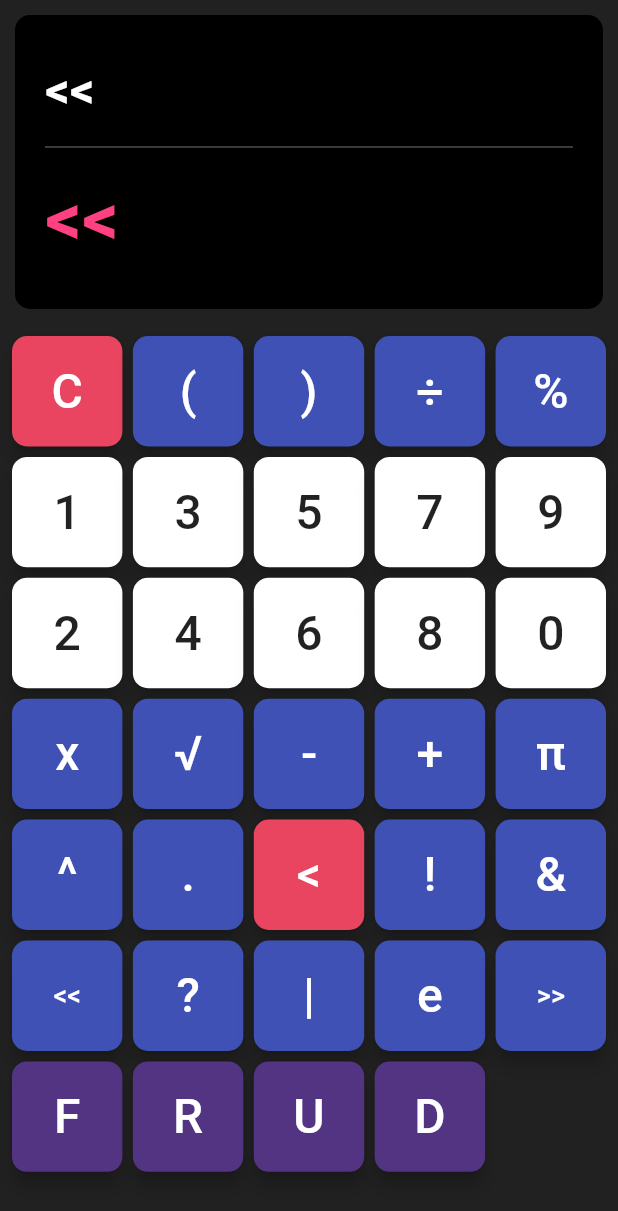
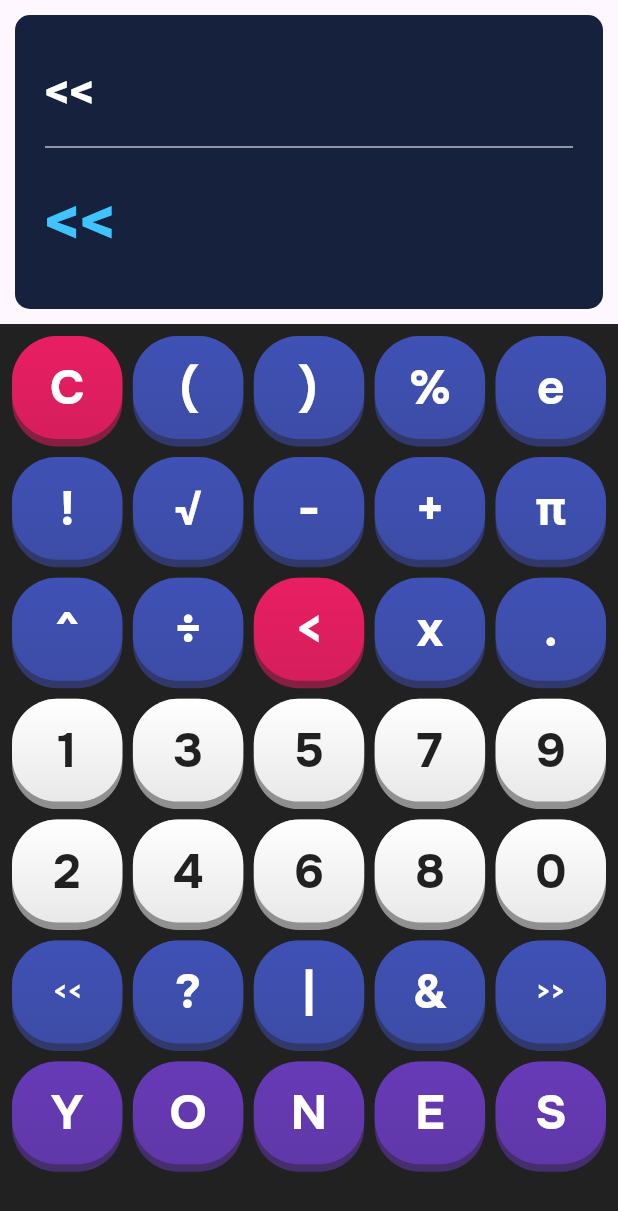
Before and after one commit to YounisMohamed/calculator, a Flutter app: the screen it shows after launch, after a tap on "<<", on a phone screen of 412 x 824 dp. Shown: the top 1211 px of the screen. Run offline on Flutter 3.47's test engine with Material 3 defaults, Android fonts, the phone set to English and light mode, and no system bars; drawn by our look-alikes of nice_buttons; our stand-ins replace google_fonts, math_expressions.

Commit message:
ADDED SOME STYLING

```diff
--- a/lib/calcHome.dart
+++ b/lib/calcHome.dart
@@ -1,8 +1,10 @@
 import 'dart:math' as math;
 
 import 'package:flutter/material.dart';
+import 'package:flutter/services.dart';
 import 'package:google_fonts/google_fonts.dart';
 import 'package:math_expressions/math_expressions.dart';
+import 'package:nice_buttons/nice_buttons.dart';
 
 class CalculatorPage extends StatefulWidget {
   @override
@@ -10,12 +12,12 @@ class CalculatorPage extends StatefulWidget {
 }
 
 class _CalculatorPageState extends State<CalculatorPage> {
-  String _expression = "";
-  String _result = "Hello Younis";
-
   String _evaluateExpression(String expression) {
     try {
       if (expression == "696969") return "Nice <3";
+      if (expression == "682003") return "Thats my birthday <3";
+      if (expression == "6-8-2003") return "Thats my birthday <3";
+
       expression = expression
           .replaceAll('√', "sqrt")
           .replaceAll('π', Number(math.pi).toString())
@@ -226,13 +228,47 @@ class _CalculatorPageState extends State<CalculatorPage> {
     return expression;
   }
 
+  void setTheme(int themeInt) {
+    theme = themeInt;
+  }
+
+  static String name = "YONES";
+  List<String> functionalButtons = name.split("");
+  void PRINT() {
+    print(functionalButtons);
+  }
+
+  String _expression = "";
+  // ${name.substring(0, 1)}${name.substring(1).toLowerCase()}
+  String _result = "Hello Younis";
+  String _savedResult = "";
+
   final Color backgroundColor = const Color(0xFF1A1A2E);
   final Color displayBackgroundColor = const Color(0xFF16213E);
   final Color operatorColor = Colors.indigo;
-  final Color deleteColor = const Color(0xFFE94560);
-  final Color functionColor = const Color(0xFF533483);
+  final Color deleteColor = Colors.pink;
+  final Color functionColor = Colors.deepPurple;
   final Color numberColor = Colors.white;
-  final Color resultColor = const Color(0xFF00FFA3);
+  int theme = 0;
+  final List<Map<String, Color>> themes = [
+    {
+      "displayBackground": const Color(0xFF16213E),
+      "divider": Colors.white70,
+      "expressionText": Colors.white,
+      "resultText": Colors.lightBlueAccent,
+    },
+    {
+      "displayBackground": Colors.greenAccent,
+      "divider": Colors.black87,
+      "expressionText": Colors.black,
+      "resultText": Colors.deepPurple,
+    },
+  ];
+  void _toggleTheme() {
+    setState(() {
+      theme = (theme + 1) % themes.length;
+    });
+  }
 
   List<String> buttons = [
     "7",
@@ -246,6 +282,8 @@ class _CalculatorPageState extends State<CalculatorPage> {
     "3",
     "0",
   ];
+
+  get currentTheme => themes[theme];
 
   Color _getButtonColor(String button) {
     if (button == "C" || button == "<") {
@@ -272,12 +310,7 @@ class _CalculatorPageState extends State<CalculatorPage> {
       ".",
     ].contains(button)) {
       return operatorColor;
-    } else if ([
-      "D",
-      "F",
-      "R",
-      "U",
-    ].contains(button)) {
+    } else if (functionalButtons.contains(button)) {
       return functionColor;
     }
     return numberColor;
@@ -287,14 +320,39 @@ class _CalculatorPageState extends State<CalculatorPage> {
     return !buttons.contains(button);
   }
 
+  void showSnackbar(context, String text) {
+    HapticFeedback.lightImpact();
+    ScaffoldMessenger.of(context).showSnackBar(
+      SnackBar(
+        content: Text(
+          text,
+          textAlign: TextAlign.center,
+          style: GoogleFonts.nunito(),
+        ),
+        backgroundColor: Colors.black,
+        duration: const Duration(milliseconds: 1000),
+      ),
+    );
+  }
+
   @override
   Widget build(BuildContext context) {
     List<String> buttons = [
       "C",
       "(",
       ")",
+      "%",
+      "e",
+      "!",
+      "√",
+      "-",
+      "+",
+      "π",
+      "^",
       "÷",
-      "%",
+      "<",
+      "x",
+      ".",
       "1",
       "3",
       "5",
@@ -305,36 +363,21 @@ class _CalculatorPageState extends State<CalculatorPage> {
       "6",
       "8",
       "0",
-      "x",
-      "√",
-      "-",
-      "+",
-      "π",
-      "^",
-      ".",
-      "<",
-      "!",
-      "&",
       "<<",
       "?",
       "|",
-      "e",
+      "&",
       ">>",
-      "F",
-      "R",
-      "U",
-      "D"
+      ...functionalButtons
     ];
-
     return Scaffold(
-      backgroundColor: Colors.grey[900],
       body: SafeArea(
         child: Column(
           children: [
             // Display for Expression and Result
             Container(
               decoration: BoxDecoration(
-                color: Colors.black,
+                color: currentTheme["displayBackground"],
                 borderRadius: BorderRadius.circular(10),
               ),
               padding: const EdgeInsets.all(20),
@@ -353,12 +396,12 @@ class _CalculatorPageState extends State<CalculatorPage> {
                         style: GoogleFonts.roboto(
                           fontSize: 32,
                           fontWeight: FontWeight.bold,
-                          color: Colors.white,
+                          color: currentTheme["expressionText"],
                         ),
                       ),
                     ),
                   ),
-                  const Divider(thickness: 1, color: Colors.white30),
+                  Divider(thickness: 1, color: currentTheme["divider"]),
                   Container(
                     alignment: Alignment.centerLeft,
                     height: 80,
@@ -368,9 +411,11 @@ class _CalculatorPageState extends State<CalculatorPage> {
                       child: Text(
                         _result,
                         style: GoogleFonts.roboto(
-                          fontSize: 48,
+                          fontSize: (48 - (_result.length))
+                              .clamp(24.0, 48.0)
+                              .toDouble(),
                           fontWeight: FontWeight.bold,
-                          color: Colors.pinkAccent,
+                          color: currentTheme["resultText"],
                         ),
                       ),
                     ),
@@ -378,15 +423,15 @@ class _CalculatorPageState extends State<CalculatorPage> {
                 ],
               ),
             ),
-            // Buttons Grid
             Expanded(
               child: Container(
                 padding: const EdgeInsets.all(8),
-                color: Colors.grey[900],
+                color: Colors.black87,
                 child: GridView.builder(
                     shrinkWrap: true,
                     physics: const NeverScrollableScrollPhysics(),
-                  gridDelegate: const SliverGridDelegateWithFixedCrossAxisCount(
+                    gridDelegate:
+                        const SliverGridDelegateWithFixedCrossAxisCount(
                       crossAxisCount: 5,
                       crossAxisSpacing: 7,
                       mainAxisSpacing: 7,
@@ -396,8 +441,8 @@ class _CalculatorPageState extends State<CalculatorPage> {
                       String button = buttons[index];
                       return button.isEmpty
                           ? const SizedBox.shrink()
-                        : ElevatedButton(
-                            onPressed: () {
+                          : NiceButtons(
+                              onTap: (finish) {
                                 setState(() {
                                   if (button == "C") {
                                     _expression = "";
@@ -407,44 +452,47 @@ class _CalculatorPageState extends State<CalculatorPage> {
                                       _expression = _expression.substring(
                                           0, _expression.length - 1);
                                     }
-                                } else if (button == "F") {
-                                  if (RegExp(r'^[0-9.]+$').hasMatch(_result)) {
-                                    double number = double.parse(_result);
-                                    int flooredNumber = number.floor();
-                                    _result = flooredNumber.toString();
-                                    _expression = _result;
+                                  } else if (button == functionalButtons[0]) {
+                                    _toggleTheme();
+                                    showSnackbar(context, "Theme Changed!");
+                                  } else if (button == functionalButtons[1]) {
+                                    if (RegExp(r'^[0-9.]+$')
+                                        .hasMatch(_result)) {
+                                      _savedResult = _result;
+                                      showSnackbar(context, "Result Saved!");
                                     }
-                                } else if (button == "R") {
-                                  if (RegExp(r'^[0-9.]+$').hasMatch(_result)) {
+                                  } else if (button == functionalButtons[2]) {
+                                    _expression += _savedResult;
+                                  } else if (button == functionalButtons[3]) {
+                                    if (RegExp(r'^[0-9.]+$')
+                                        .hasMatch(_result)) {
                                       double number = double.parse(_result);
                                       int flooredNumber = number.round();
                                       _result = flooredNumber.toString();
+                                      if (_expression != _result) {
+                                        showSnackbar(
+                                            context, "Number Rounded!");
                                         _expression = _result;
                                       }
-                                } else if (button == "U") {
-                                  if (RegExp(r'^[0-9.]+$').hasMatch(_result)) {
-                                    double number = double.parse(_result);
-                                    int flooredNumber = number.ceil();
-                                    _result = flooredNumber.toString();
-                                    _expression = _result;
                                     }
-                                } else if (button == "D") {
-                                  // Regular expression to match a number followed by 'D' at the end
+                                  } else if (button == functionalButtons[4]) {
                                     _expression += button;
                                     RegExp regex = RegExp(r'(\d+)(D)$');
-                                  Match? match = regex.firstMatch(_expression);
+                                    Match? match =
+                                        regex.firstMatch(_expression);
                                     if (match != null) {
-                                    int maxNumber = int.parse(match.group(
-                                        1)!); // Extract the number before 'D'
+                                      int maxNumber =
+                                          int.parse(match.group(1)!);
                                       if (maxNumber > 0) {
-                                      int randomNumber = math.Random()
-                                              .nextInt(maxNumber) +
-                                          1; // Generate random number between 1 and maxNumber
-                                      // Replace 'numberD' with the generated random number
+                                        int randomNumber =
+                                            math.Random().nextInt(maxNumber) +
+                                                1;
                                         _expression = _expression.replaceFirst(
                                             regex, randomNumber.toString());
-                                      _result = _evaluateExpression(
-                                          _expression); // Evaluate the updated expression
+                                        _result =
+                                            _evaluateExpression(_expression);
+                                        showSnackbar(
+                                            context, "Random number picked!");
                                       }
                                     }
                                   } else {
@@ -453,26 +501,26 @@ class _CalculatorPageState extends State<CalculatorPage> {
                                   _result = _evaluateExpression(_expression);
                                 });
                               },
-                            style: ElevatedButton.styleFrom(
-                              backgroundColor: _getButtonColor(button),
-                              shape: RoundedRectangleBorder(
-                                borderRadius: BorderRadius.circular(10),
-                              ),
-                              elevation: 5,
-                            ),
+                              startColor: _getButtonColor(button),
+                              borderColor:
+                                  _getButtonColor(button).withOpacity(0.5),
+                              endColor:
+                                  _getButtonColor(button).withOpacity(0.8),
+                              borderRadius: 30,
                               child: Text(
                                 button,
-                              style: GoogleFonts.roboto(
-                                fontSize:
-                                    button != "<<" && button != ">>" ? 32 : 18,
+                                style: GoogleFonts.onest(
+                                  fontWeight: FontWeight.bold,
+                                  fontSize: button != "<<" && button != ">>"
+                                      ? 32
+                                      : 16,
                                   color: _isSpecialButton(button)
                                       ? Colors.white
                                       : Colors.black87,
                                 ),
                               ),
                             );
-                  },
-                ),
+                    }),
               ),
             ),
           ],
--- a/pubspec.yaml
+++ b/pubspec.yaml
@@ -37,6 +37,7 @@ dependencies:
   cupertino_icons: ^1.0.8
   math_expressions: ^2.6.0
   google_fonts: ^6.2.1
+  nice_buttons: ^0.0.3
 
 dev_dependencies:
   flutter_test:
```
Also changed, not shown: pubspec.lock. Lines whose indentation alone changed are shown as unchanged.
